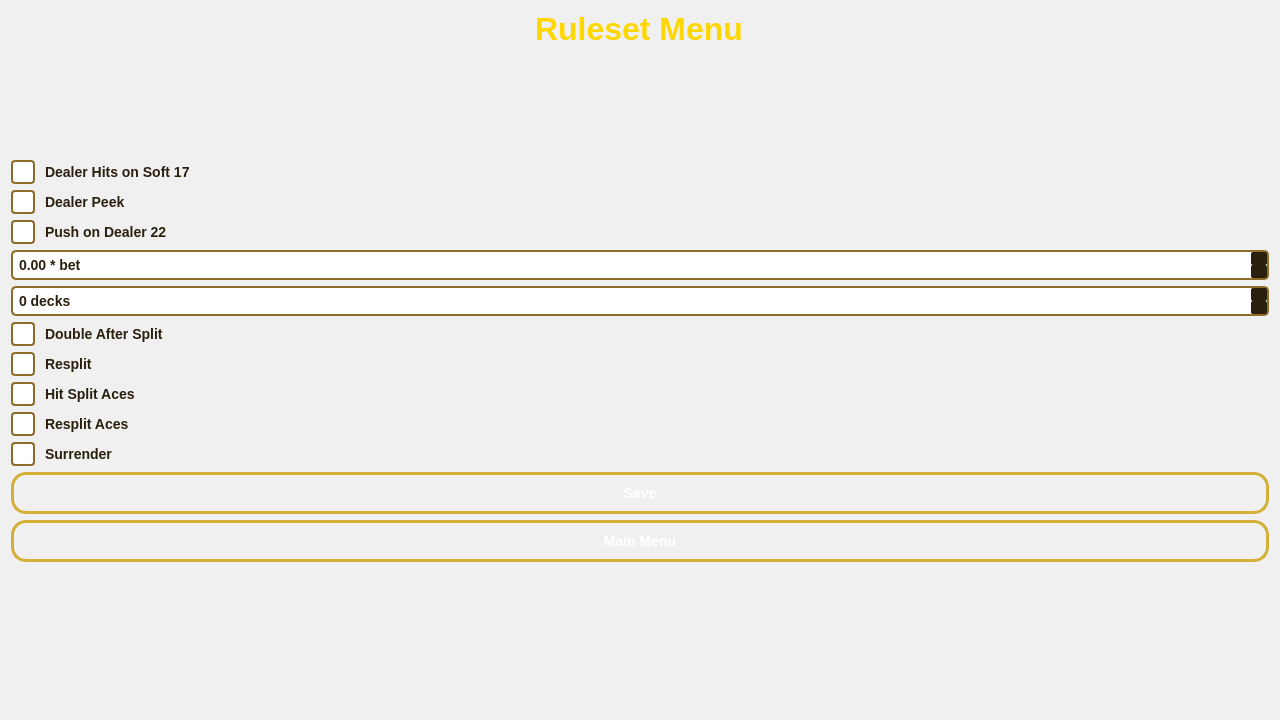
Qt form ruleset_widget.ui (owenharvey78/blackjack-learning-game) before a commit.
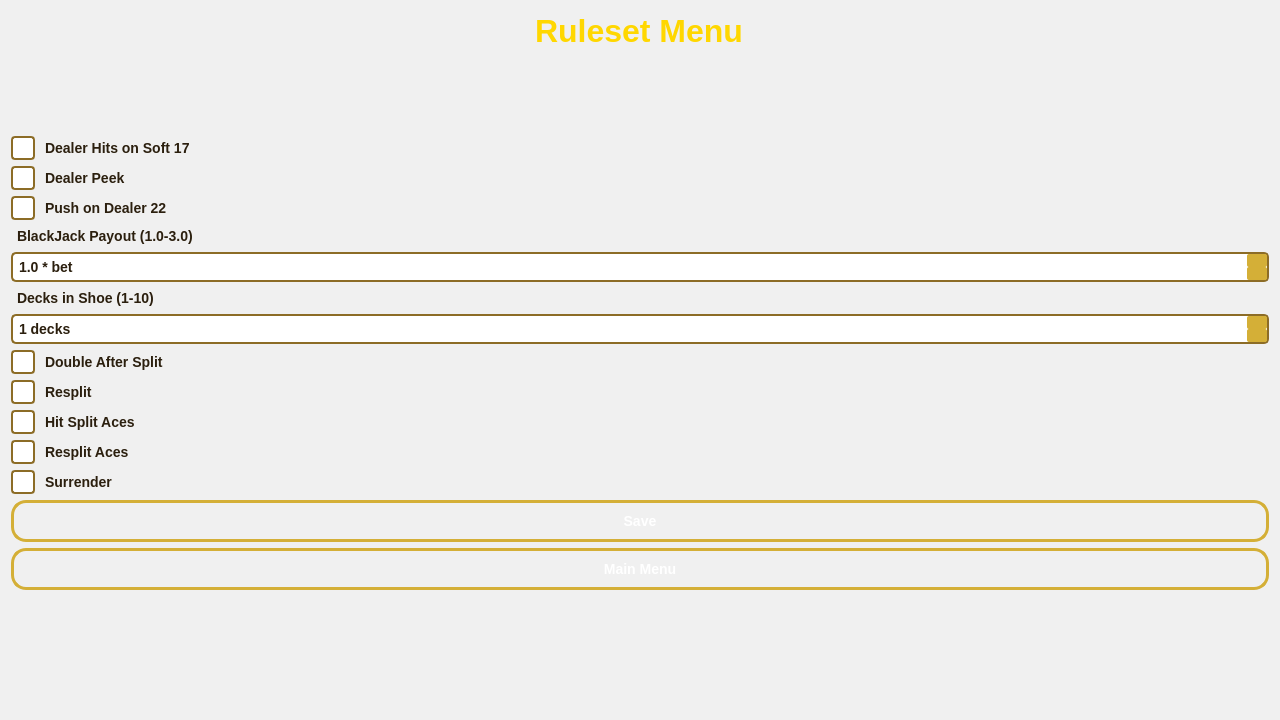
The same form after that commit. Icons and pictures are not drawn.

```diff
--- a/ruleset_widget.ui
+++ b/ruleset_widget.ui
@@ -14,36 +14,39 @@
    <string>Form</string>
   </property>
   <property name="styleSheet">
-   <string notr="true">/* --- MAIN CONTAINER --- */
-QWidget {
-    background-color: #f0f0f0; /* Matches your screenshot's light gray background */
-    font-family: &quot;Segoe UI&quot;, sans-serif; /* Or your preferred font */
+   <string notr="true">QWidget {
+    background-color: #f0f0f0; 
+    font-family: &quot;Segoe UI&quot;, sans-serif; 
     font-size: 14px;
 }
 
-/* --- GROUP BOXES (The Containers) --- */
 QGroupBox {
     background-color: white;
-    border: 2px solid #d4af37; /* Gold border */
+    border: 2px solid #d4af37; 
     border-radius: 10px;
-    margin-top: 20px; /* Leave space for the title */
-    padding-top: 25px; /* Push content down so title doesn't overlap */
-    color: #2b1f0e; /* Dark brown text */
+    margin-top: 20px;
+    padding-top: 25px; 
+    color: #2b1f0e; 
     font-weight: bold;
 }
 
 QGroupBox::title {
     subcontrol-origin: margin;
-    subcontrol-position: top center; /* Center the title like a menu header */
+    subcontrol-position: top center;
     padding: 5px 15px;
-    background-color: #2b1f0e; /* Dark brown background for title */
-    color: #d4af37; /* Gold text */
+    background-color: #2b1f0e;
+    color: #d4af37;
     border: 2px solid #d4af37;
     border-radius: 8px;
-    bottom: 0px; /* Tweak this if title overlaps border */
+    bottom: 0px;
 }
 
-/* --- CHECKBOXES --- */
+QLabel {
+    color: #2b1f0e;      
+    font-weight: 600; 
+    padding: 2px;   
+}
+
 QCheckBox {
     spacing: 10px;
     color: #2b1f0e;
@@ -53,24 +56,21 @@
 QCheckBox::indicator {
     width: 20px;
     height: 20px;
-    border: 2px solid #8c6c26; /* Darker gold/brown border */
+    border: 2px solid #8c6c26; 
     border-radius: 4px;
     background-color: white;
 }
 
 QCheckBox::indicator:checked {
-    background-color: #d4af37; /* Gold fill when checked */
+    background-color: #d4af37; 
     border-color: #2b1f0e;
-    /* You can add a checkmark image here if you have one, 
-       otherwise the color change is enough */
-    image: url(:/images/checkmark.png); /* Optional: Only if you have an icon */
+    image: url(:/images/checkmark.png); 
 }
 
 QCheckBox::indicator:hover {
     border-color: #d4af37; /* Bright gold on hover */
 }
 
-/* --- SPIN BOXES (Number Inputs) --- */
 QSpinBox, QDoubleSpinBox {
     background-color: #fff;
     border: 2px solid #8c6c26;
@@ -86,23 +86,18 @@
     border-color: #d4af37;
 }
 
-/* Style the up/down arrows */
 QSpinBox::up-button, QDoubleSpinBox::up-button,
 QSpinBox::down-button, QDoubleSpinBox::down-button {
-    background-color: #2b1f0e; /* Dark brown buttons */
+    background-color: #d4af37; 
     border-radius: 2px;
-    width: 16px;
+    width: 20px;    
 }
 
-QSpinBox::up-arrow, QDoubleSpinBox::up-arrow {
-    /* Qt draws a default arrow, but you can color it if using an image */
-    /* Alternatively, simple styling: */
-    width: 7px;
-    height: 7px;
-    border-image: none; /* Reset if needed */
+QSpinBox::up-button:hover, QDoubleSpinBox::up-button:hover,
+QSpinBox::down-button:hover, QDoubleSpinBox::down-button:hover {
+    background-color: #ffd700;
 }
 
-/* --- YOUR EXISTING BUTTON STYLE (Keep this!) --- */
 QPushButton{
 	background-color: qlineargradient(
 		spread:pad,
@@ -183,14 +178,37 @@
        </property>
       </widget>
      </item>
+     <item>
+      <widget class="QLabel" name="label_2">
+       <property name="text">
+        <string>BlackJack Payout (1.0-3.0)</string>
+       </property>
+      </widget>
+     </item>
      <item>
       <widget class="QDoubleSpinBox" name="blackJackPayout">
        <property name="suffix">
         <string> * bet</string>
        </property>
+       <property name="decimals">
+        <number>1</number>
+       </property>
+       <property name="minimum">
+        <double>1.000000000000000</double>
+       </property>
        <property name="maximum">
         <double>3.000000000000000</double>
        </property>
+       <property name="singleStep">
+        <double>0.100000000000000</double>
+       </property>
+      </widget>
+     </item>
+     <item>
+      <widget class="QLabel" name="label_3">
+       <property name="text">
+        <string>Decks in Shoe (1-10)</string>
+       </property>
       </widget>
      </item>
      <item>
@@ -198,6 +216,9 @@
        <property name="suffix">
         <string> decks</string>
        </property>
+       <property name="minimum">
+        <number>1</number>
+       </property>
        <property name="maximum">
         <number>10</number>
        </property>
```
Left out of the diff: 4 changed lines with no effect on the pictures.
